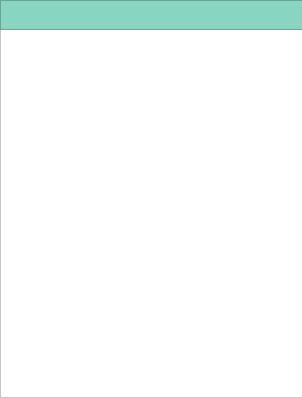
The window that loadface.ui (marcryangil/facemaskdetection) describes before a commit, drawn with Qt 5.
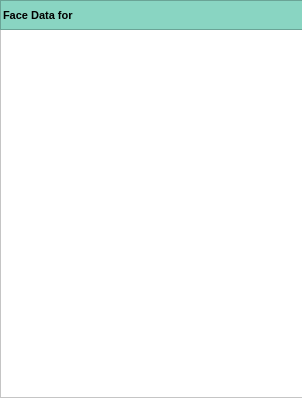
The same window after the commit.

Commit message: remove always on top on loadface

```diff
--- a/loadface.ui
+++ b/loadface.ui
@@ -98,6 +98,30 @@
      <property name="frameShadow">
       <enum>QFrame::Raised</enum>
      </property>
+     <widget class="QLabel" name="titlelabel">
+      <property name="geometry">
+       <rect>
+        <x>3</x>
+        <y>0</y>
+        <width>241</width>
+        <height>31</height>
+       </rect>
+      </property>
+      <property name="font">
+       <font>
+        <family>MS Shell Dlg 2</family>
+        <pointsize>8</pointsize>
+        <weight>75</weight>
+        <bold>true</bold>
+       </font>
+      </property>
+      <property name="styleSheet">
+       <string notr="true">background-color: transparent;</string>
+      </property>
+      <property name="text">
+       <string>Face Data for </string>
+      </property>
+     </widget>
     </widget>
    </widget>
   </widget>
```
The commit also changes 12 other files.
